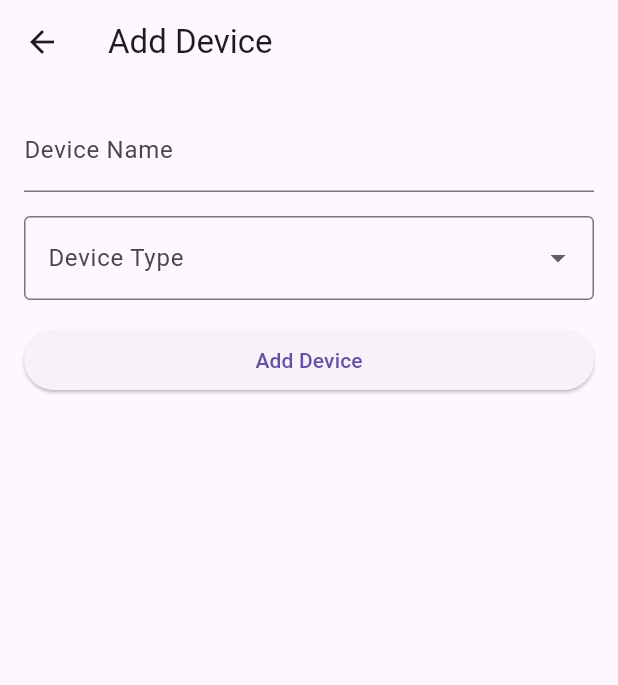
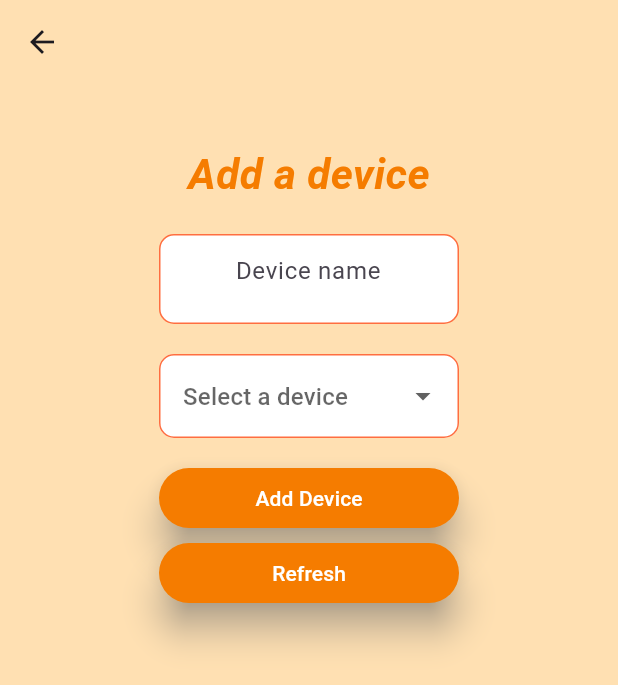
Before and after one commit to Miya784/flut-iot, a Flutter app: the AddDevicePage screen opened directly with empty values, on a phone screen of 412 x 824 dp. Shown: the top 685 px of the screen. Run offline on Flutter 3.47's test engine with Material 3 defaults, Android fonts, the phone set to English and light mode, and no system bars; our stand-ins replace shared_preferences; missing offline and left inert: flutter_vlc_player; accounts and stored records are empty.

Commit message:
Update add_device_page.dart

```diff
--- a/lib/pages/add_device_page.dart
+++ b/lib/pages/add_device_page.dart
@@ -1,6 +1,22 @@
 import 'dart:convert';
 import 'package:flutter/material.dart';
 import 'package:http/http.dart' as http;
+import 'package:flutter/services.dart';
+
+class UpperCaseTextFormatter extends TextInputFormatter {
+  @override
+  TextEditingValue formatEditUpdate(
+      TextEditingValue oldValue, TextEditingValue newValue) {
+    // Capitalize only the first letter
+    if (newValue.text.isNotEmpty) {
+      return TextEditingValue(
+        text: newValue.text[0].toUpperCase() + newValue.text.substring(1),
+        selection: newValue.selection,
+      );
+    }
+    return newValue;
+  }
+}
 
 class AddDevicePage extends StatefulWidget {
   final Map<String, dynamic> data;
@@ -47,6 +63,13 @@ class _AddDevicePageState extends State<AddDevicePage> {
 
     // Handle response here, you can show a message or navigate back based on response
     if (response.statusCode == 200) {
+      // Show a snackbar notification for success
+      ScaffoldMessenger.of(context).showSnackBar(
+        SnackBar(
+          content: Text(
+              'Device added successfully! Please click the Refresh button'),
+        ),
+      );
       // Success, do something
       print('Device added successfully!');
     } else {
@@ -55,45 +78,139 @@ class _AddDevicePageState extends State<AddDevicePage> {
     }
   }
 
+  void _restartApp() {
+    Navigator.of(context).pushNamedAndRemoveUntil(
+      '/', // The initial route of your app
+      (route) => false, // Remove all routes except the initial route
+    );
+  }
+
   @override
   Widget build(BuildContext context) {
     return Scaffold(
+      backgroundColor: Colors.orange[100],
       appBar: AppBar(
-        title: Text('Add Device'),
+        backgroundColor: Colors.orange[100],
+        title: Text(''),
       ),
       body: Padding(
-        padding: EdgeInsets.all(16.0),
+        padding: EdgeInsets.all(20),
         child: Column(
-          crossAxisAlignment: CrossAxisAlignment.stretch,
           children: [
-            TextField(
+            SizedBox(height: 20),
+            Center(
+              child: Container(
+                child: Text(
+                  'Add a device',
+                  style: TextStyle(
+                      color: Colors.orange[700],
+                      fontSize: 28,
+                      fontWeight: FontWeight.bold,
+                      fontStyle: FontStyle.italic),
+                ),
+              ),
+            ),
+            SizedBox(height: 20),
+            Container(
+              height: 60,
+              width: 200,
+              padding: EdgeInsets.symmetric(horizontal: 50, vertical: 0),
+              decoration: BoxDecoration(
+                color: Colors.white,
+                borderRadius: BorderRadius.circular(10),
+                border: Border.all(color: Colors.deepOrangeAccent),
+              ),
+              child: TextField(
                 controller: deviceNameController,
-              decoration: InputDecoration(labelText: 'Device Name'),
+                decoration: InputDecoration(
+                    border: InputBorder.none, hintText: 'Device name'),
+                cursorColor: Colors.orange,
+                inputFormatters: [
+                  UpperCaseTextFormatter(), // Restrict input to capitalize the first letter
+                ],
               ),
-            SizedBox(height: 16.0),
-            DropdownButtonFormField<String>(
+            ),
+            SizedBox(height: 20),
+            Container(
+              height: 60,
+              width: 200, // Adjust the width of the dropdown button
+              child: DropdownButtonFormField<String>(
                 value: selectedDeviceType,
                 onChanged: (String? newValue) {
                   setState(() {
                     selectedDeviceType = newValue;
                   });
                 },
-              items: <String>['Light', 'Fan', 'Aircondition', 'camera', 'Gate']
-                  .map<DropdownMenuItem<String>>((String value) {
+                items: <String>[
+                  'Light',
+                  'Fan',
+                  'Aircondition',
+                  'Camera',
+                  'Gate'
+                ].map<DropdownMenuItem<String>>((String value) {
                   return DropdownMenuItem<String>(
                     value: value,
-                  child: Text(value),
+                    child: Text(
+                      value,
+                      style: TextStyle(fontSize: 16), // Adjust the font size
+                    ),
                   );
                 }).toList(),
                 decoration: InputDecoration(
-                labelText: 'Device Type',
+                  hintText: 'Select a device',
+                  filled: true,
+                  fillColor: Colors.white,
                   border: OutlineInputBorder(),
+                  enabledBorder: OutlineInputBorder(
+                    borderSide: BorderSide(
+                        color:
+                            Colors.deepOrangeAccent), // Customize border color
+                    borderRadius:
+                        BorderRadius.circular(10), // Customize border radius
+                  ),
+                  focusedBorder: OutlineInputBorder(
+                    borderSide: BorderSide(
+                        color: Colors
+                            .deepOrange), // Customize focused border color
+                    borderRadius: BorderRadius.circular(
+                        10), // Customize focused border radius
+                  ),
+                ),
               ),
             ),
             SizedBox(height: 16.0),
-            ElevatedButton(
+            Container(
+              height: 40,
+              width: 200,
+              child: ElevatedButton(
                 onPressed: _addDevice,
                 child: Text('Add Device'),
+                style: ElevatedButton.styleFrom(
+                  foregroundColor: Colors.white,
+                  backgroundColor: Colors.orange[700],
+                  elevation:
+                      10, // Adjust the value to control the shadow intensity
+                  shadowColor: Colors
+                      .grey, // You can customize the shadow color if needed
+                ),
+              ),
+            ),
+            SizedBox(height: 10),
+            Container(
+              height: 40,
+              width: 200,
+              child: ElevatedButton(
+                onPressed: _restartApp,
+                child: Text('Refresh'),
+                style: ElevatedButton.styleFrom(
+                  foregroundColor: Colors.white,
+                  backgroundColor: Colors.orange[700],
+                  elevation:
+                      10, // Adjust the value to control the shadow intensity
+                  shadowColor: Colors
+                      .grey, // You can customize the shadow color if needed
+                ),
+              ),
             ),
           ],
         ),
```
Lines whose indentation alone changed are shown as unchanged.
